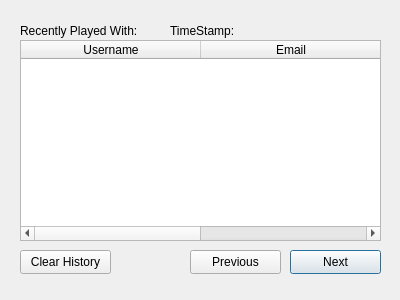
Before: the Qt Designer form TeamFinder/viewhistory.ui in TeamUp-Bummers/TeamFinder, drawn with Qt 5.
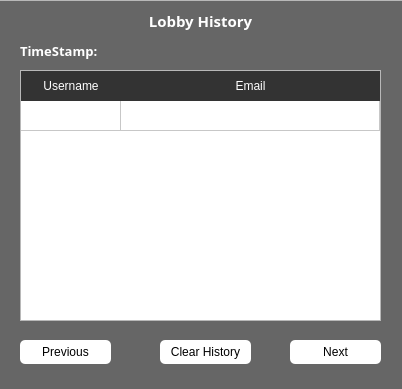
After: the same form once the commit is applied.

Patch:
```diff
--- a/TeamFinder/viewhistory.ui
+++ b/TeamFinder/viewhistory.ui
@@ -6,47 +6,86 @@
    <rect>
     <x>0</x>
     <y>0</y>
-    <width>400</width>
-    <height>300</height>
+    <width>402</width>
+    <height>389</height>
    </rect>
   </property>
   <property name="windowTitle">
    <string>Dialog</string>
   </property>
-  <widget class="QLabel" name="label">
+  <property name="styleSheet">
+   <string notr="true">background:#666;
+font-family:&quot;Poppins&quot;;</string>
+  </property>
+  <widget class="QFrame" name="frame">
    <property name="geometry">
     <rect>
-     <x>20</x>
-     <y>20</y>
-     <width>151</width>
-     <height>21</height>
+     <x>-10</x>
+     <y>0</y>
+     <width>421</width>
+     <height>391</height>
     </rect>
    </property>
-   <property name="text">
-    <string>Recently Played With:</string>
+   <property name="styleSheet">
+    <string notr="true">background:none;
+background-color:rgba(32,32,32,.9);
+color:white;</string>
    </property>
-  </widget>
+   <property name="frameShape">
+    <enum>QFrame::StyledPanel</enum>
+   </property>
+   <property name="frameShadow">
+    <enum>QFrame::Raised</enum>
+   </property>
   <widget class="QTableWidget" name="tableWidget">
    <property name="geometry">
     <rect>
-     <x>20</x>
-     <y>40</y>
+      <x>30</x>
+      <y>70</y>
      <width>361</width>
-     <height>201</height>
-    </rect>
-   </property>
-   <attribute name="horizontalHeaderMinimumSectionSize">
-    <number>77</number>
-   </attribute>
-   <attribute name="horizontalHeaderDefaultSectionSize">
-    <number>180</number>
-   </attribute>
+      <height>251</height>
+     </rect>
+    </property>
+    <property name="autoFillBackground">
+     <bool>false</bool>
+    </property>
+    <property name="styleSheet">
+     <string notr="true">QTableWidget{
+
+	outline:none;
+}
+QHeaderView::section {
+    background-color: #333333; /* Set the background color of header sections */
+    color: #ffffff; /* Set the text color of header sections */
+    padding: 6px; /* Set padding for header sections */
+	border:none;
+}
+
+QTableWidget::item:selected:focus { 
+background:#0078D7;
+ }
+QTableWidget::item:!selected:focus { 
+background:transparent; 
+}
+
+QTableWidget::item {
+ 
+    border:none;
+    padding: 5px; /* Set padding for items */
+}
+</string>
+    </property>
    <attribute name="horizontalHeaderStretchLastSection">
     <bool>true</bool>
    </attribute>
    <attribute name="verticalHeaderVisible">
     <bool>false</bool>
    </attribute>
+    <row>
+     <property name="text">
+      <string>2352352</string>
+     </property>
+    </row>
    <column>
     <property name="text">
      <string>Username</string>
@@ -58,40 +97,183 @@
     </property>
    </column>
   </widget>
-  <widget class="QPushButton" name="pushButton">
-   <property name="geometry">
-    <rect>
-     <x>290</x>
-     <y>250</y>
-     <width>91</width>
-     <height>24</height>
-    </rect>
-   </property>
-   <property name="text">
-    <string>Next</string>
-   </property>
-  </widget>
   <widget class="QPushButton" name="pushButton_2">
    <property name="geometry">
     <rect>
-     <x>190</x>
-     <y>250</y>
+      <x>30</x>
+      <y>340</y>
      <width>91</width>
      <height>24</height>
     </rect>
    </property>
+    <property name="cursor">
+     <cursorShape>PointingHandCursor</cursorShape>
+    </property>
+    <property name="styleSheet">
+     <string notr="true">QPushButton{
+background:#fff;
+border-radius:5px;
+color:black;
+
+}
+
+QPushButton:hover {
+    background-color: lightgray;
+}
+
+QPushButton:pressed {
+    background-color: gray;
+
+}
+QPushButton{
+background:#fff;
+border-radius:5px;
+color:black;
+
+}
+
+QPushButton:hover {
+    background-color: lightgray;
+}
+
+QPushButton:pressed {
+    background-color: gray;
+
+}QPushButton:disabled{
+	background-color:#888;
+}</string>
+    </property>
    <property name="text">
     <string>Previous</string>
    </property>
   </widget>
-  <widget class="QLabel" name="label_2">
+   <widget class="QPushButton" name="pushButton_3">
    <property name="geometry">
     <rect>
      <x>170</x>
-     <y>20</y>
-     <width>71</width>
+      <y>340</y>
+      <width>91</width>
+      <height>24</height>
+     </rect>
+    </property>
+    <property name="cursor">
+     <cursorShape>PointingHandCursor</cursorShape>
+    </property>
+    <property name="styleSheet">
+     <string notr="true">QPushButton{
+background:#fff;
+border-radius:5px;
+color:black;
+
+}
+
+QPushButton:hover {
+    background-color: lightgray;
+}
+
+QPushButton:pressed {
+    background-color: gray;
+
+}</string>
+    </property>
+    <property name="text">
+     <string>Clear History</string>
+    </property>
+   </widget>
+   <widget class="QPushButton" name="pushButton">
+    <property name="geometry">
+     <rect>
+      <x>300</x>
+      <y>340</y>
+      <width>91</width>
+      <height>24</height>
+     </rect>
+    </property>
+    <property name="cursor">
+     <cursorShape>PointingHandCursor</cursorShape>
+    </property>
+    <property name="styleSheet">
+     <string notr="true">QPushButton{
+background:#fff;
+border-radius:5px;
+color:black;
+
+}
+
+QPushButton:hover {
+    background-color: lightgray;
+}
+
+QPushButton:pressed {
+    background-color: gray;
+
+}
+QPushButton{
+background:#fff;
+border-radius:5px;
+color:black;
+
+}
+
+QPushButton:hover {
+    background-color: lightgray;
+}
+
+QPushButton:pressed {
+    background-color: gray;
+
+}QPushButton:disabled{
+	background-color:#888;
+}</string>
+    </property>
+    <property name="text">
+     <string>Next</string>
+    </property>
+   </widget>
+   <widget class="QLabel" name="label">
+    <property name="geometry">
+     <rect>
+      <x>30</x>
+      <y>10</y>
+      <width>361</width>
      <height>21</height>
     </rect>
+    </property>
+    <property name="font">
+     <font>
+      <family>Poppins</family>
+      <pointsize>11</pointsize>
+      <bold>true</bold>
+     </font>
+    </property>
+    <property name="styleSheet">
+     <string notr="true">background:none;</string>
+    </property>
+    <property name="text">
+     <string>Lobby History</string>
+    </property>
+    <property name="alignment">
+     <set>Qt::AlignCenter</set>
+    </property>
+   </widget>
+   <widget class="QLabel" name="label_2">
+    <property name="geometry">
+     <rect>
+      <x>30</x>
+      <y>40</y>
+      <width>101</width>
+      <height>21</height>
+     </rect>
+    </property>
+    <property name="font">
+     <font>
+      <family>Poppins</family>
+      <pointsize>10</pointsize>
+      <bold>true</bold>
+     </font>
+    </property>
+    <property name="styleSheet">
+     <string notr="true">background:none;</string>
    </property>
    <property name="text">
     <string>TimeStamp:</string>
@@ -100,28 +282,20 @@
   <widget class="QLabel" name="timestamp">
    <property name="geometry">
     <rect>
-     <x>240</x>
-     <y>20</y>
-     <width>131</width>
+      <x>140</x>
+      <y>40</y>
+      <width>251</width>
      <height>21</height>
     </rect>
    </property>
+    <property name="styleSheet">
+     <string notr="true">background:none;
+</string>
+    </property>
    <property name="text">
     <string/>
    </property>
   </widget>
-  <widget class="QPushButton" name="pushButton_3">
-   <property name="geometry">
-    <rect>
-     <x>20</x>
-     <y>250</y>
-     <width>91</width>
-     <height>24</height>
-    </rect>
-   </property>
-   <property name="text">
-    <string>Clear History</string>
-   </property>
   </widget>
  </widget>
  <resources/>
```
Left out of the diff: 2 changed lines with no effect on the pictures. Lines whose indentation alone changed are shown as unchanged.
